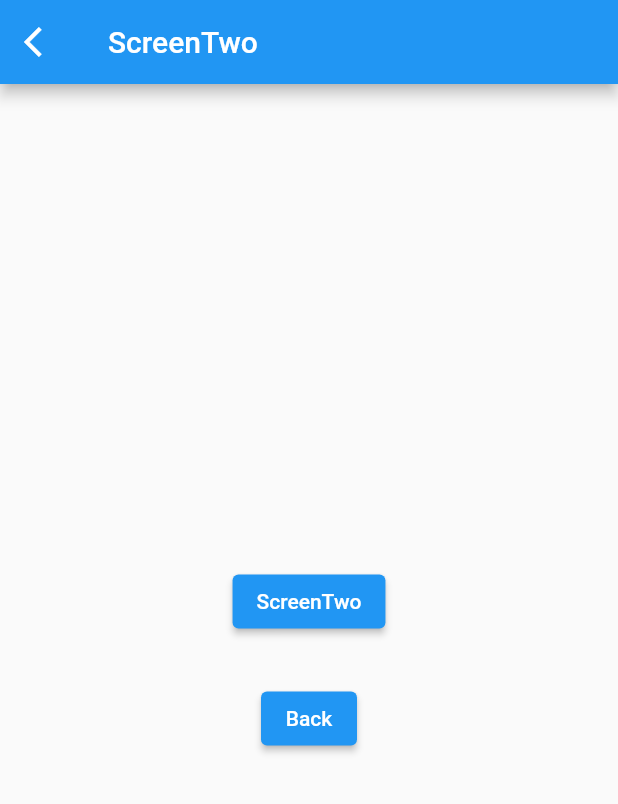
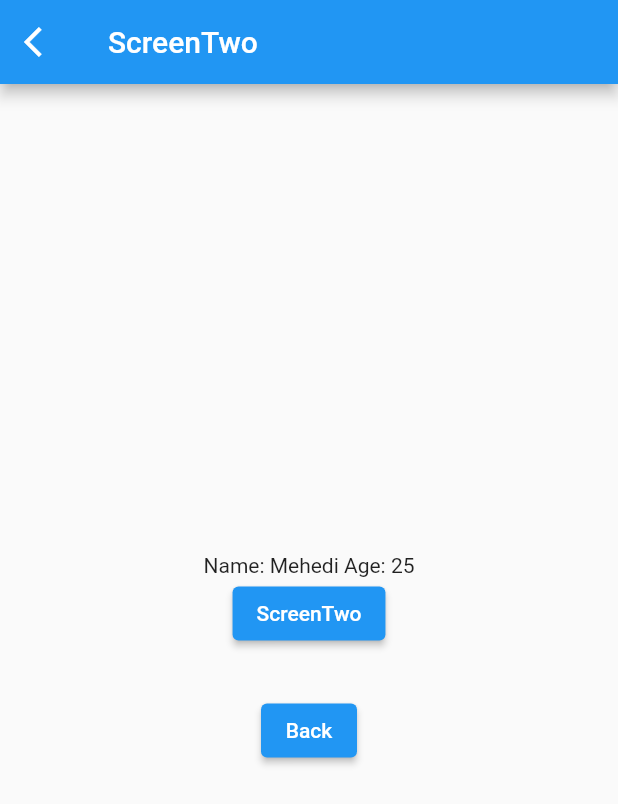
Before and after one commit to jpmehedi/ict-flutter-batch-5, a Flutter app: the screen it shows after launch, after a tap on "ScreenOne", on a phone screen of 412 x 824 dp. Shown: the top 804 px of the screen. Run offline on Flutter 3.47's test engine with Material 2 defaults, Android fonts, the phone set to English and light mode, and no system bars.

Commit message:
Pass data using name route

```diff
--- a/lib/screen_one.dart
+++ b/lib/screen_one.dart
@@ -4,6 +4,9 @@ import 'package:test_project/screen_two.dart';
 class ScreenOne extends StatelessWidget {
   static final String path = "ScreenOne";
   const ScreenOne({ Key? key }) : super(key: key);
+  final String name = "Mehedi";
+  final int age = 25;
+
 
   @override
   Widget build(BuildContext context) {
@@ -13,7 +16,8 @@ class ScreenOne extends StatelessWidget {
       body:Center(
         child: ElevatedButton(
           onPressed: (){
-            Navigator.pushNamed(context, ScreenTwo.path);
+            // Navigator.pushNamed(context, ScreenTwo.path, arguments:[name, age]);
+            Navigator.pushNamed(context, ScreenTwo.path, arguments: {"name": name, "age": age});
           },
           child: Text("ScreenOne")
         ),
--- a/lib/screen_three.dart
+++ b/lib/screen_three.dart
@@ -7,8 +7,8 @@ class ScreenThree extends StatelessWidget {
 
   @override
   Widget build(BuildContext context) {
+
     return Scaffold(
-
       appBar: AppBar(
         automaticallyImplyLeading: false,
         title: Text("ScreenThree"),
--- a/lib/screen_two.dart
+++ b/lib/screen_two.dart
@@ -7,6 +7,9 @@ class ScreenTwo extends StatelessWidget {
 
   @override
   Widget build(BuildContext context) {
+    // final List data = ModalRoute.of(context)!.settings.arguments as List;
+      final Map data = ModalRoute.of(context)!.settings.arguments as Map;
+      print(data);
     return Scaffold(
 
       appBar: AppBar(
@@ -23,6 +26,7 @@ class ScreenTwo extends StatelessWidget {
         child: Column(
           mainAxisAlignment: MainAxisAlignment.center,
           children: [
+            Text("Name: ${data["name"]} Age: ${data["age"]}"),
             ElevatedButton(
               onPressed: (){
                 Navigator.pushNamed(context, ScreenThree.path);
```
